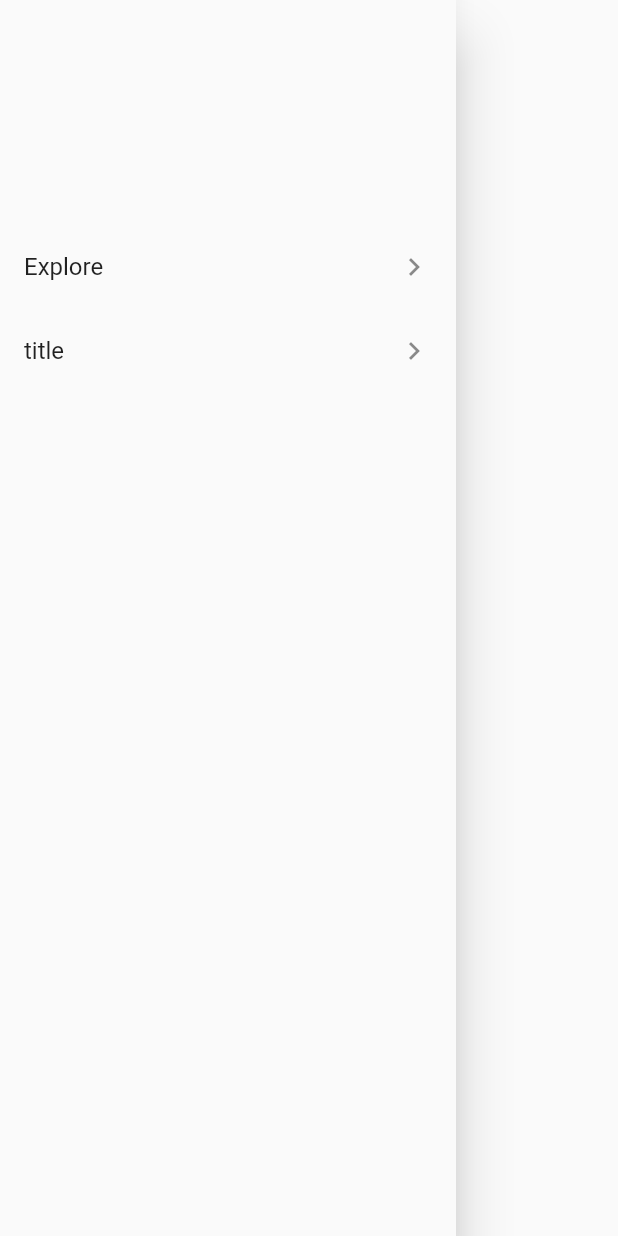
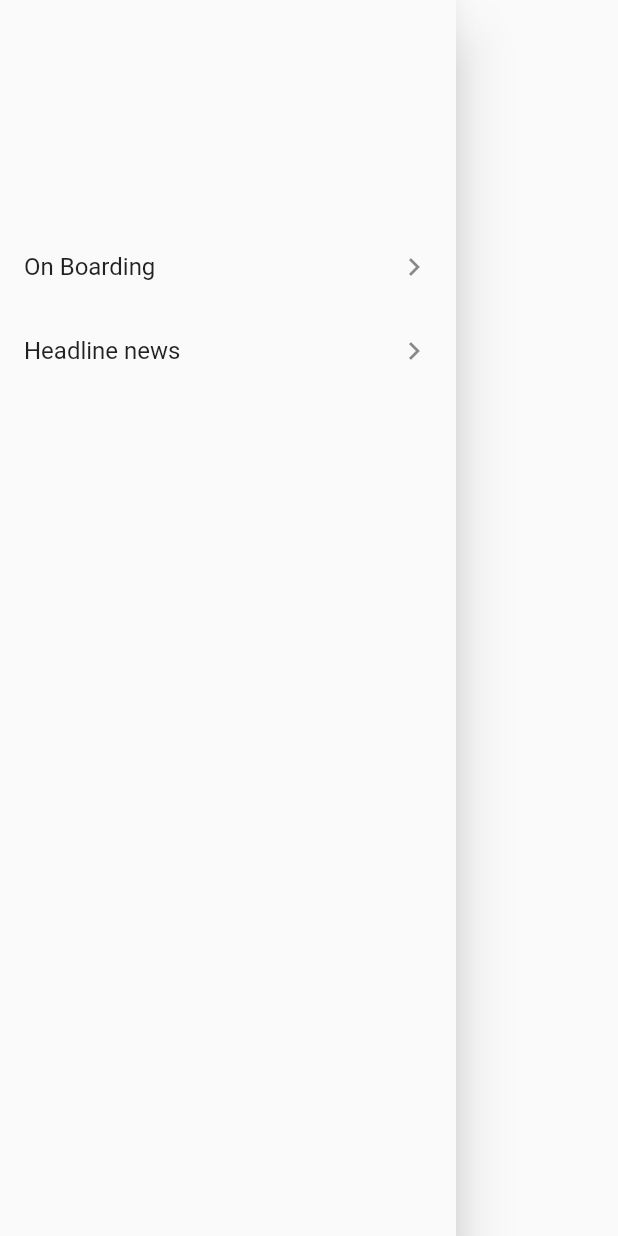
Before and after one commit to Farouk615/News_Application, a Flutter app: the MyDrawer widget shown alone on an empty page, opened directly, on a phone screen of 412 x 824 dp. Run offline on Flutter 3.47's test engine with Material 2 defaults, Android fonts, the phone set to English and light mode, and no system bars; missing offline and left inert: dart:html, page_view_indicator.

Commit message:
add headline news

```diff
--- a/lib/Shared UI/Drawer.dart
+++ b/lib/Shared UI/Drawer.dart
@@ -11,8 +11,8 @@ class MyDrawer extends StatefulWidget {
 
 class _MyDrawerState extends State<MyDrawer> {
  List<NavMenuItem> navItem = [
-   NavMenuItem('Explore', ()=> Walkthrough()),
-   NavMenuItem('title', ()=>HeadlineNew()),
+   NavMenuItem('On Boarding', ()=> Walkthrough()),
+   NavMenuItem('Headline news', ()=>HeadlineNew()),
  ];
   @override
   Widget build(BuildContext context) {
```
Also changed, not shown: lib/screens/HeadlineNews.dart (+31 -4 lines).
